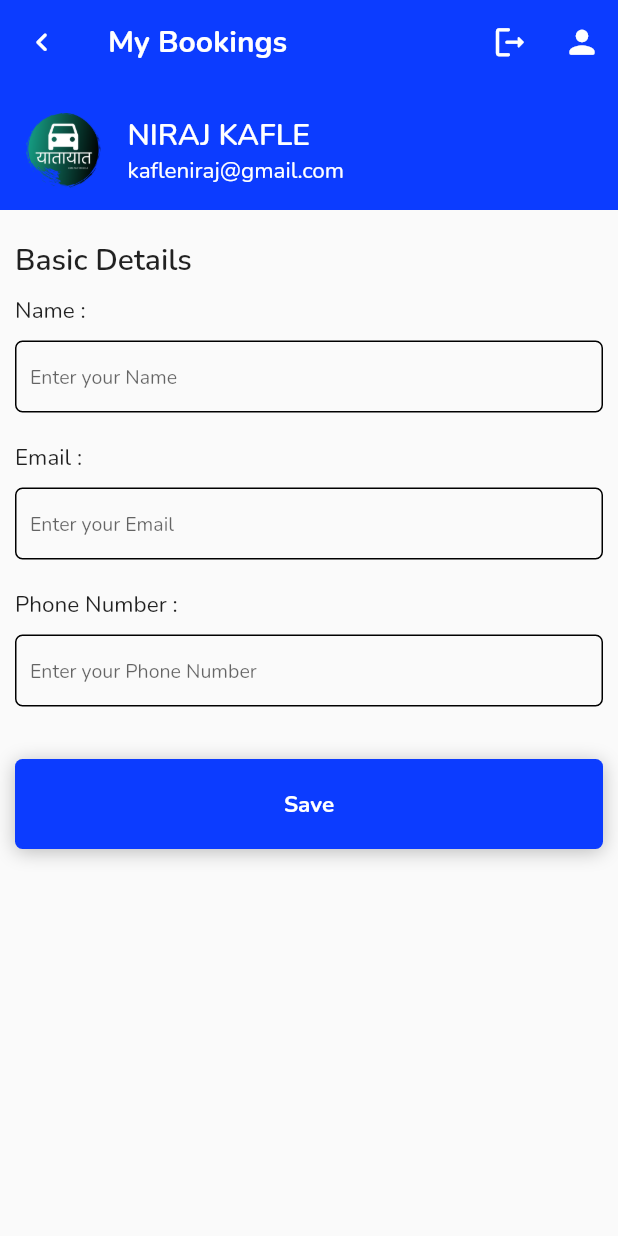
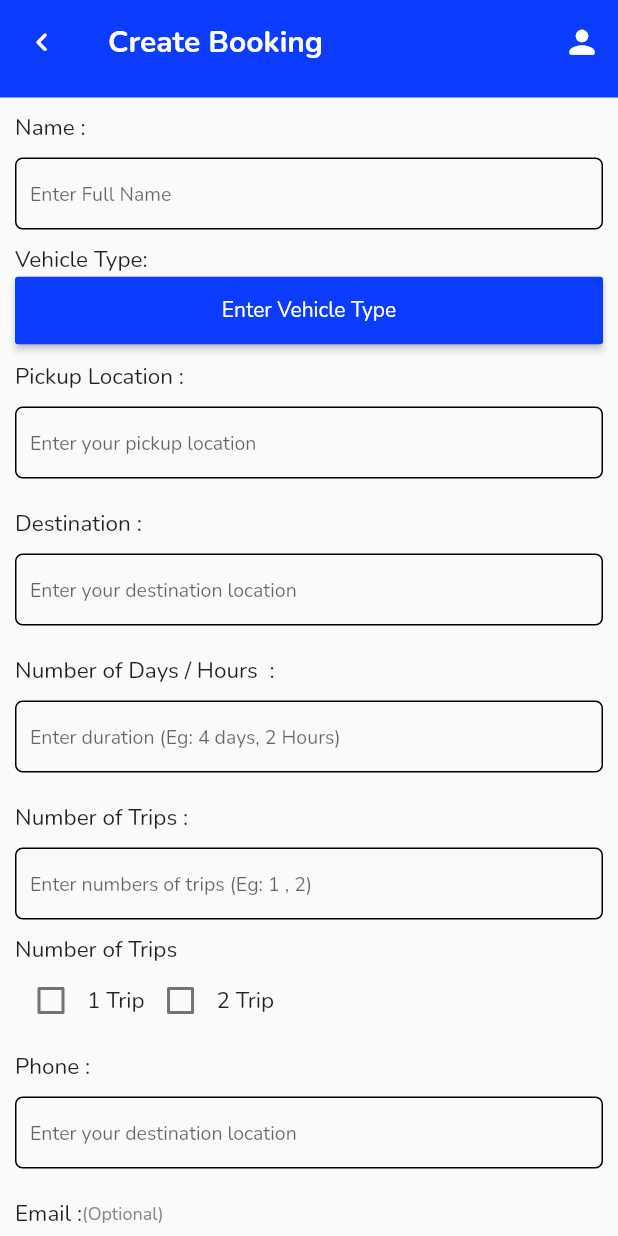
Before and after one commit to kafle1/hamro-yatayat, a Flutter app: the screen it shows after launch, on a phone screen of 412 x 824 dp. Run offline on Flutter 3.47's test engine with Material 2 defaults, Android fonts, the phone set to English and light mode, and no system bars.

Commit message:
Create Booking Screen & Vehicles Screen  UI

```diff
--- a/lib/components/input_field.dart
+++ b/lib/components/input_field.dart
@@ -4,10 +4,15 @@ import 'package:yatayat/constants.dart';
 class InputField extends StatelessWidget {
   final String label;
   final String placeholder;
-  final void Function(String)? onChange;
+  final void Function(String) onChange;
+  final String otherDetails;
 
   InputField(
-      {required this.label, required this.placeholder, required this.onChange});
+      {required this.label,
+      required this.placeholder,
+      required this.onChange,
+      this.otherDetails = ''});
+
   @override
   Widget build(BuildContext context) {
     return Container(
@@ -15,9 +20,17 @@ class InputField extends StatelessWidget {
       child: Column(
         crossAxisAlignment: CrossAxisAlignment.start,
         children: [
-          Text(
-            '$label :',
-            style: kFormLabelStyle,
+          Row(
+            children: [
+              Text(
+                '$label :',
+                style: kFormLabelStyle,
+              ),
+              Text(
+                otherDetails,
+                style: TextStyle(fontSize: 12, color: Color(0xff7F8C8D)),
+              ),
+            ],
           ),
           SizedBox(
             height: 10,
--- a/lib/main.dart
+++ b/lib/main.dart
@@ -1,5 +1,7 @@
 import 'package:flutter/material.dart';
+import 'package:yatayat/components/vehicles.dart';
 import 'package:yatayat/screens/booking_details.dart';
+import 'package:yatayat/screens/create_booking_screen.dart';
 import 'package:yatayat/screens/home_screen.dart';
 import 'package:yatayat/screens/my_bookings_screen.dart';
 import 'package:yatayat/screens/profile_screen.dart';
@@ -18,14 +20,16 @@ class Yatayat extends StatelessWidget {
     return MaterialApp(
       theme: ThemeData(fontFamily: 'Nunito'),
       home: SplashScreen(),
-      initialRoute: ProfileScreen.id,
+      initialRoute: CreateBookingScreen.id,
       routes: {
         SplashScreen.id: (context) => SplashScreen(),
         SigninScreen.id: (context) => SigninScreen(),
         HomeScreen.id: (context) => HomeScreen(),
         MyBookingScreen.id: (context) => MyBookingScreen(),
         BookingDetailsScreen.id: (context) => BookingDetailsScreen(),
-        ProfileScreen.id: (context) => ProfileScreen()
+        ProfileScreen.id: (context) => ProfileScreen(),
+        CreateBookingScreen.id: (context) => CreateBookingScreen(),
+        Vehicles.id: (context) => Vehicles()
       },
       debugShowCheckedModeBanner: false,
     );
--- /dev/null
+++ b/lib/screens/create_booking_screen.dart
@@ -0,0 +1,166 @@
+import 'package:flutter/material.dart';
+import 'package:yatayat/components/appbar.dart';
+import 'package:yatayat/components/button.dart';
+import 'package:yatayat/components/input_field.dart';
+import 'package:yatayat/components/vehicles.dart';
+import 'package:yatayat/constants.dart';
+
+class CreateBookingScreen extends StatefulWidget {
+  static const String id = 'createBooking';
+
+  @override
+  State<CreateBookingScreen> createState() => _CreateBookingScreenState();
+}
+
+class _CreateBookingScreenState extends State<CreateBookingScreen> {
+  bool? isEmergencyBooking = false;
+  bool? is1Trip = false;
+  bool? is2Trip = false;
+  String tripSelected = '';
+
+  @override
+  Widget build(BuildContext context) {
+    return Scaffold(
+      appBar: YatayatAppbar(
+        height: 65,
+        title: Text(
+          'Create Booking',
+          style: kAppbarTitleStyle,
+        ),
+        leadingIcon: Icons.chevron_left_rounded,
+      ),
+      body: SingleChildScrollView(
+        child: SafeArea(
+          child: Container(
+            margin: EdgeInsets.symmetric(horizontal: 10),
+            child: Column(
+              crossAxisAlignment: CrossAxisAlignment.start,
+              children: [
+                InputField(
+                    label: 'Name',
+                    placeholder: 'Enter Full Name',
+                    onChange: (value) {}),
+                Text(
+                  'Vehicle Type:',
+                  style: kFormLabelStyle,
+                ),
+                MaterialButton(
+                  minWidth: double.infinity,
+                  height: 45,
+                  onPressed: () {
+                    Navigator.pushNamed(context, Vehicles.id);
+                  },
+                  color: kThemeColor,
+                  child: Text(
+                    'Enter Vehicle Type',
+                    style: TextStyle(color: Colors.white),
+                  ),
+                ),
+                InputField(
+                    label: 'Pickup Location',
+                    placeholder: 'Enter your pickup location',
+                    onChange: (value) {}),
+                InputField(
+                    label: 'Destination',
+                    placeholder: 'Enter your destination location',
+                    onChange: (value) {}),
+                InputField(
+                    label: 'Number of Days / Hours ',
+                    placeholder: 'Enter duration (Eg: 4 days, 2 Hours)',
+                    onChange: (value) {}),
+                InputField(
+                    label: 'Number of Trips',
+                    placeholder: 'Enter numbers of trips (Eg: 1 , 2)',
+                    onChange: (value) {}),
+                Text(
+                  'Number of Trips',
+                  style: kFormLabelStyle,
+                ),
+                Row(
+                  children: [
+                    Checkbox(
+                      value: is1Trip,
+                      onChanged: (newValue) {
+                        setState(() {
+                          is1Trip = newValue;
+                          if (newValue!) {
+                            tripSelected = '1';
+                            is2Trip = false;
+                          } else {
+                            tripSelected = '';
+                          }
+                        });
+                      },
+                      activeColor: kThemeColor,
+                    ),
+                    Tooltip(
+                      message:
+                          '1 Trip includes: Pickup Location to Destination',
+                      child: Text(
+                        '1 Trip',
+                        style: TextStyle(fontSize: 15),
+                      ),
+                    ),
+                    Checkbox(
+                      value: is2Trip,
+                      onChanged: (newValue) {
+                        setState(() {
+                          is2Trip = newValue;
+                          if (newValue!) {
+                            tripSelected = '2';
+                            is1Trip = false;
+                          } else {
+                            tripSelected = '';
+                          }
+                        });
+                      },
+                      activeColor: kThemeColor,
+                    ),
+                    Tooltip(
+                      message:
+                          '2 Trip includes: Pickup Location to Destination and again to Pickup Location',
+                      child: Text(
+                        '2 Trip',
+                        style: TextStyle(fontSize: 15),
+                      ),
+                    ),
+                  ],
+                ),
+                InputField(
+                    label: 'Phone',
+                    placeholder: 'Enter your destination location',
+                    onChange: (value) {}),
+                InputField(
+                    label: 'Email',
+                    otherDetails: '(Optional)',
+                    placeholder: 'Enter your Email',
+                    onChange: (value) {}),
+                Row(
+                  children: [
+                    Checkbox(
+                      value: isEmergencyBooking,
+                      onChanged: (newValue) {
+                        setState(() {
+                          isEmergencyBooking = newValue;
+                        });
+                      },
+                      activeColor: kThemeColor,
+                    ),
+                    Tooltip(
+                        message:
+                            'Check this if you want to make an emergency booking!',
+                        child: Text(
+                          'Emergency Booking',
+                          style: TextStyle(fontSize: 15),
+                        )),
+                  ],
+                ),
+                YatayatButton(label: 'Confirm Booking', onClick: () {})
+              ],
+            ),
+          ),
+        ),
+      ),
+    );
+  }
+}
```
Also changed, not shown: lib/components/vehicles.dart (added, +48 -0 lines).
